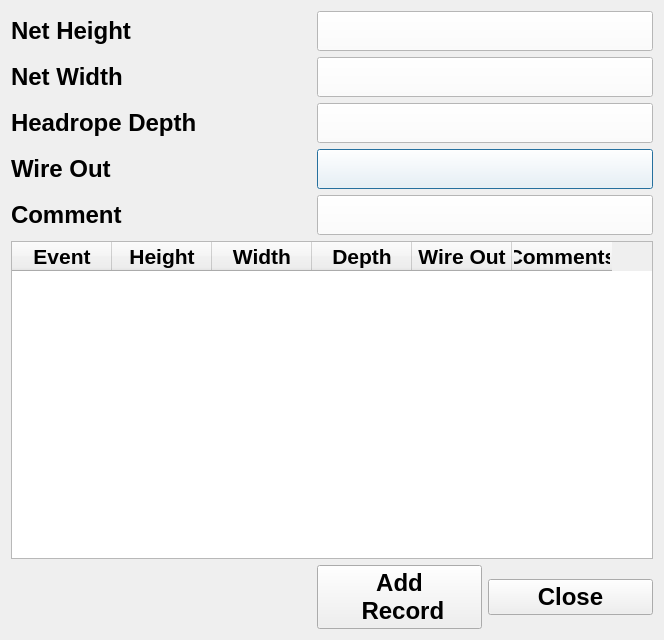
Before: the Qt Designer form ui/NetDlg_FEAT.ui in aliciabillings-noaa/CLAMS, drawn with Qt 5.
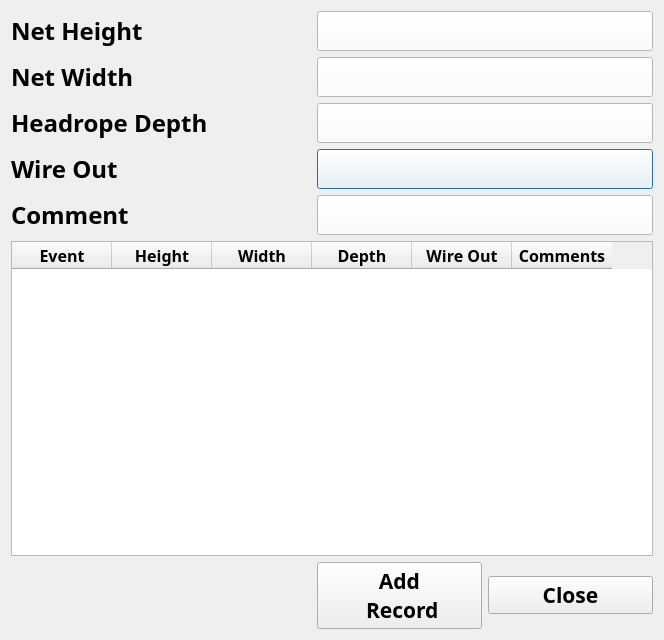
After: the same form once the commit is applied.

Commit message: set fonts to Arial Black

```diff
--- a/ui/NetDlg_FEAT.ui
+++ b/ui/NetDlg_FEAT.ui
@@ -6,7 +6,7 @@
    <rect>
     <x>0</x>
     <y>0</y>
-    <width>662</width>
+    <width>663</width>
     <height>640</height>
    </rect>
   </property>
@@ -80,7 +80,9 @@
       <widget class="QLabel" name="label">
        <property name="font">
         <font>
+         <family>Arial Black</family>
          <pointsize>18</pointsize>
+         <weight>75</weight>
          <bold>true</bold>
         </font>
        </property>
@@ -99,7 +101,9 @@
        </property>
        <property name="font">
         <font>
+         <family>Arial Black</family>
          <pointsize>18</pointsize>
+         <weight>75</weight>
          <bold>true</bold>
         </font>
        </property>
@@ -124,7 +128,9 @@
        </property>
        <property name="font">
         <font>
+         <family>Arial Black</family>
          <pointsize>18</pointsize>
+         <weight>75</weight>
          <bold>true</bold>
         </font>
        </property>
@@ -143,7 +149,9 @@
        </property>
        <property name="font">
         <font>
-         <pointsize>16</pointsize>
+         <family>Arial Black</family>
+         <pointsize>12</pointsize>
+         <weight>75</weight>
          <bold>true</bold>
         </font>
        </property>
@@ -198,7 +206,9 @@
        </property>
        <property name="font">
         <font>
+         <family>Arial Black</family>
          <pointsize>18</pointsize>
+         <weight>75</weight>
          <bold>true</bold>
         </font>
        </property>
@@ -250,7 +260,9 @@
        </property>
        <property name="font">
         <font>
-         <pointsize>18</pointsize>
+         <family>Arial Black</family>
+         <pointsize>16</pointsize>
+         <weight>75</weight>
          <bold>true</bold>
         </font>
        </property>
@@ -269,7 +281,9 @@
        </property>
        <property name="font">
         <font>
+         <family>Arial Black</family>
          <pointsize>18</pointsize>
+         <weight>75</weight>
          <bold>true</bold>
         </font>
        </property>
@@ -278,26 +292,6 @@
        </property>
       </widget>
      </item>
-     <item row="8" column="1">
-      <widget class="QPushButton" name="addRecordBtn">
-       <property name="minimumSize">
-        <size>
-         <width>165</width>
-         <height>35</height>
-        </size>
-       </property>
-       <property name="font">
-        <font>
-         <pointsize>18</pointsize>
-         <bold>true</bold>
-        </font>
-       </property>
-       <property name="text">
-        <string>Add
- Record</string>
-       </property>
-      </widget>
-     </item>
      <item row="2" column="1" colspan="2">
       <widget class="QPushButton" name="pb_hd">
        <property name="minimumSize">
@@ -364,6 +358,28 @@
        </property>
       </widget>
      </item>
+     <item row="8" column="1">
+      <widget class="QPushButton" name="addRecordBtn">
+       <property name="minimumSize">
+        <size>
+         <width>165</width>
+         <height>35</height>
+        </size>
+       </property>
+       <property name="font">
+        <font>
+         <family>Arial Black</family>
+         <pointsize>16</pointsize>
+         <weight>75</weight>
+         <bold>true</bold>
+        </font>
+       </property>
+       <property name="text">
+        <string>Add
+ Record</string>
+       </property>
+      </widget>
+     </item>
     </layout>
    </item>
   </layout>
```
Left out of the diff: 5 changed lines with no effect on the pictures. The commit also changes 42 other files.
